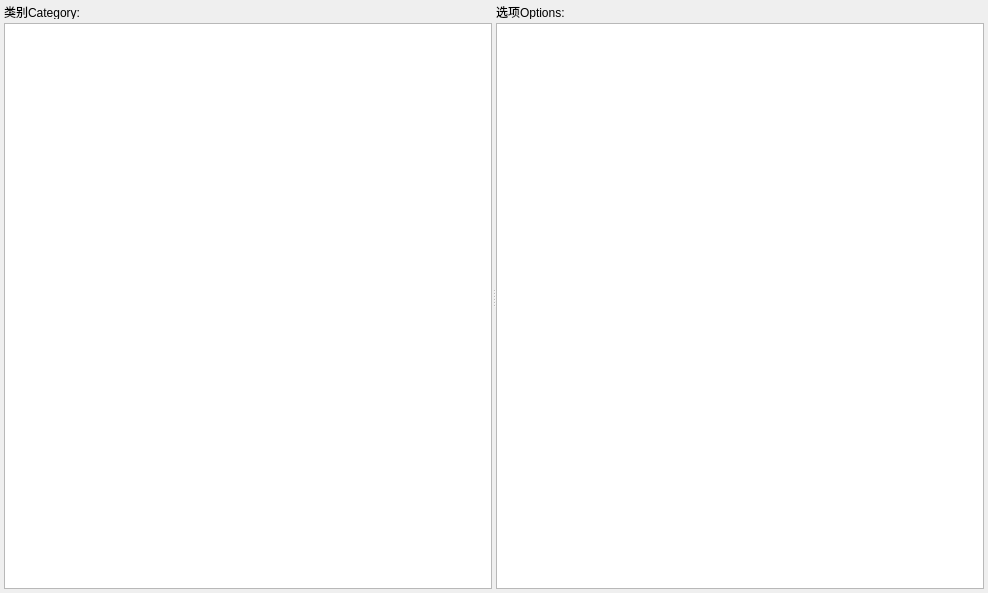
Before: the Qt Designer form Ui/FormEnum.ui in golden7602/zion, drawn with Qt 5.
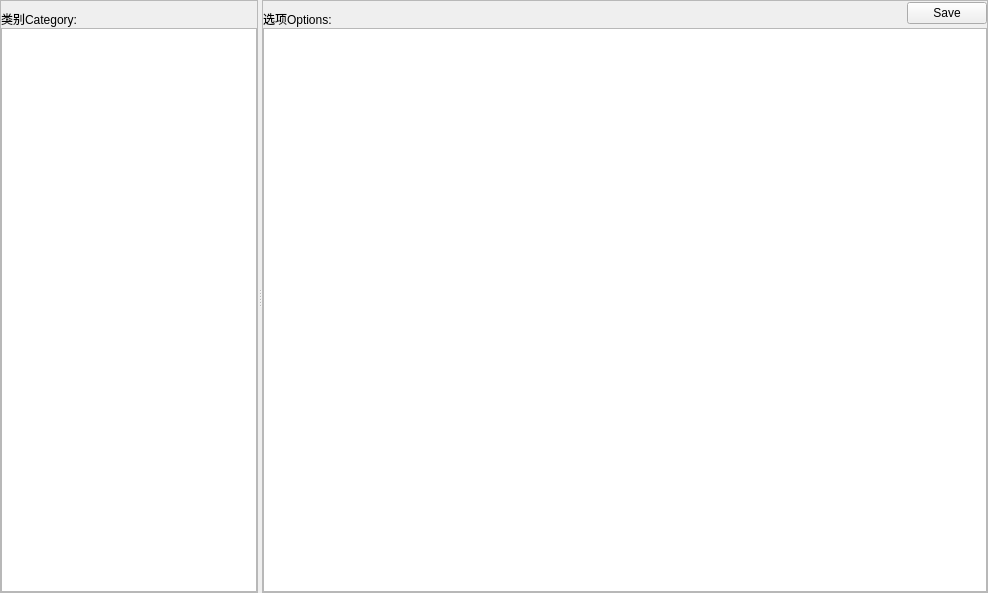
After: the same form once the commit is applied.

What changed in the file:
```diff
--- a/Ui/FormEnum.ui
+++ b/Ui/FormEnum.ui
@@ -18,38 +18,56 @@
   <property name="windowTitle">
    <string>Form</string>
   </property>
-  <layout class="QVBoxLayout" name="verticalLayout" stretch="0">
+  <layout class="QVBoxLayout" name="verticalLayout_3">
    <property name="spacing">
-    <number>4</number>
+    <number>0</number>
    </property>
    <property name="leftMargin">
-    <number>4</number>
+    <number>0</number>
    </property>
    <property name="topMargin">
-    <number>4</number>
+    <number>0</number>
    </property>
    <property name="rightMargin">
-    <number>4</number>
+    <number>0</number>
    </property>
    <property name="bottomMargin">
-    <number>4</number>
+    <number>0</number>
    </property>
    <item>
     <widget class="QSplitter" name="splitter">
      <property name="orientation">
       <enum>Qt::Horizontal</enum>
      </property>
-     <widget class="QWidget" name="layoutWidget">
-      <layout class="QVBoxLayout" name="verticalLayout_2">
+     <widget class="QFrame" name="frame">
+      <property name="frameShape">
+       <enum>QFrame::StyledPanel</enum>
+      </property>
+      <property name="frameShadow">
+       <enum>QFrame::Raised</enum>
+      </property>
+      <layout class="QVBoxLayout" name="verticalLayout">
        <property name="spacing">
-        <number>4</number>
+        <number>2</number>
+       </property>
+       <property name="leftMargin">
+        <number>0</number>
+       </property>
+       <property name="topMargin">
+        <number>0</number>
+       </property>
+       <property name="rightMargin">
+        <number>0</number>
+       </property>
+       <property name="bottomMargin">
+        <number>0</number>
        </property>
        <item>
         <widget class="QLabel" name="label_2">
          <property name="minimumSize">
           <size>
            <width>0</width>
-           <height>15</height>
+           <height>25</height>
           </size>
          </property>
          <property name="maximumSize">
@@ -61,6 +79,9 @@
          <property name="text">
           <string>类别Category:</string>
          </property>
+         <property name="margin">
+          <number>5</number>
+         </property>
         </widget>
        </item>
        <item>
@@ -68,17 +89,43 @@
        </item>
       </layout>
      </widget>
-     <widget class="QWidget" name="layoutWidget_2">
-      <layout class="QVBoxLayout" name="verticalLayout_3">
+     <widget class="QFrame" name="frame_2">
+      <property name="sizePolicy">
+       <sizepolicy hsizetype="Preferred" vsizetype="Preferred">
+        <horstretch>5</horstretch>
+        <verstretch>0</verstretch>
+       </sizepolicy>
+      </property>
+      <property name="frameShape">
+       <enum>QFrame::StyledPanel</enum>
+      </property>
+      <property name="frameShadow">
+       <enum>QFrame::Raised</enum>
+      </property>
+      <layout class="QVBoxLayout" name="verticalLayout_2">
        <property name="spacing">
-        <number>4</number>
+        <number>2</number>
        </property>
+       <property name="leftMargin">
+        <number>0</number>
+       </property>
+       <property name="topMargin">
+        <number>0</number>
+       </property>
+       <property name="rightMargin">
+        <number>0</number>
+       </property>
+       <property name="bottomMargin">
+        <number>0</number>
+       </property>
+       <item>
+        <layout class="QHBoxLayout" name="horizontalLayout">
        <item>
         <widget class="QLabel" name="label_3">
          <property name="minimumSize">
           <size>
            <width>0</width>
-           <height>15</height>
+             <height>25</height>
           </size>
          </property>
          <property name="maximumSize">
@@ -91,6 +138,28 @@
           <string>选项Options:</string>
          </property>
         </widget>
+         </item>
+         <item>
+          <spacer name="horizontalSpacer">
+           <property name="orientation">
+            <enum>Qt::Horizontal</enum>
+           </property>
+           <property name="sizeHint" stdset="0">
+            <size>
+             <width>40</width>
+             <height>20</height>
+            </size>
+           </property>
+          </spacer>
+         </item>
+         <item>
+          <widget class="QPushButton" name="butSave">
+           <property name="text">
+            <string>Save</string>
+           </property>
+          </widget>
+         </item>
+        </layout>
        </item>
        <item>
         <widget class="QTableView" name="tabelViewEnum">
```
Lines whose indentation alone changed are shown as unchanged.
